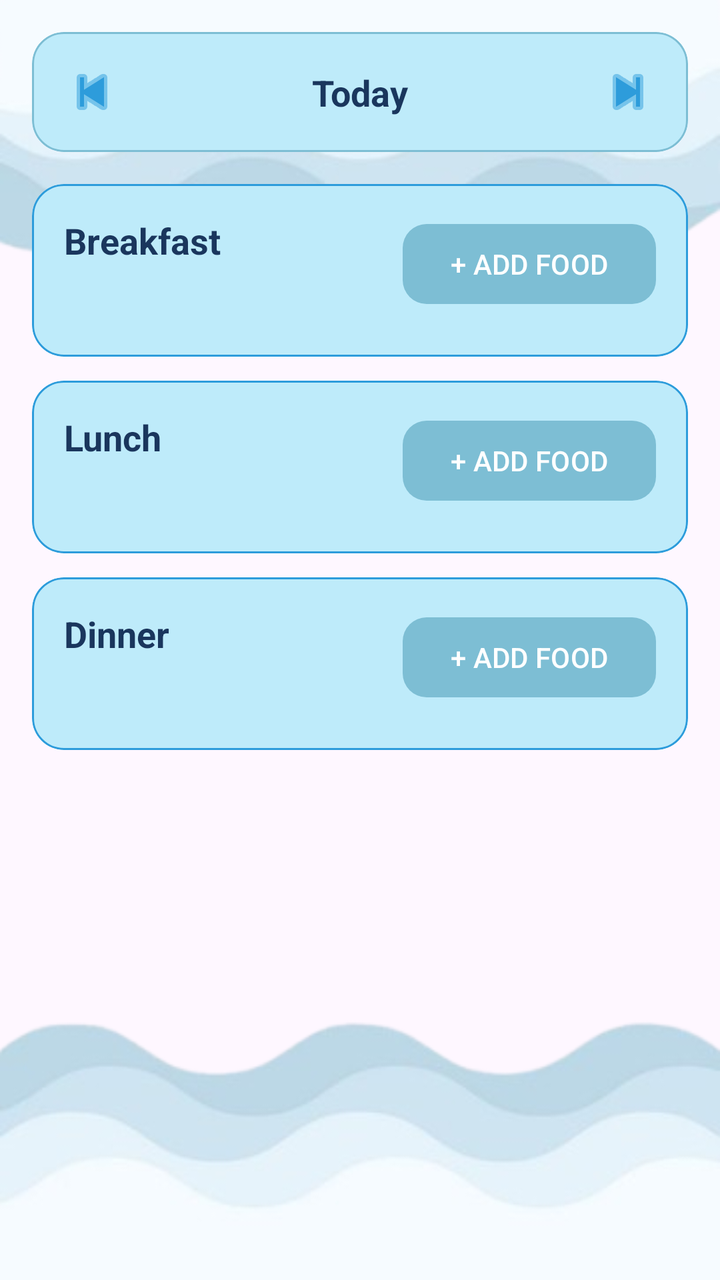
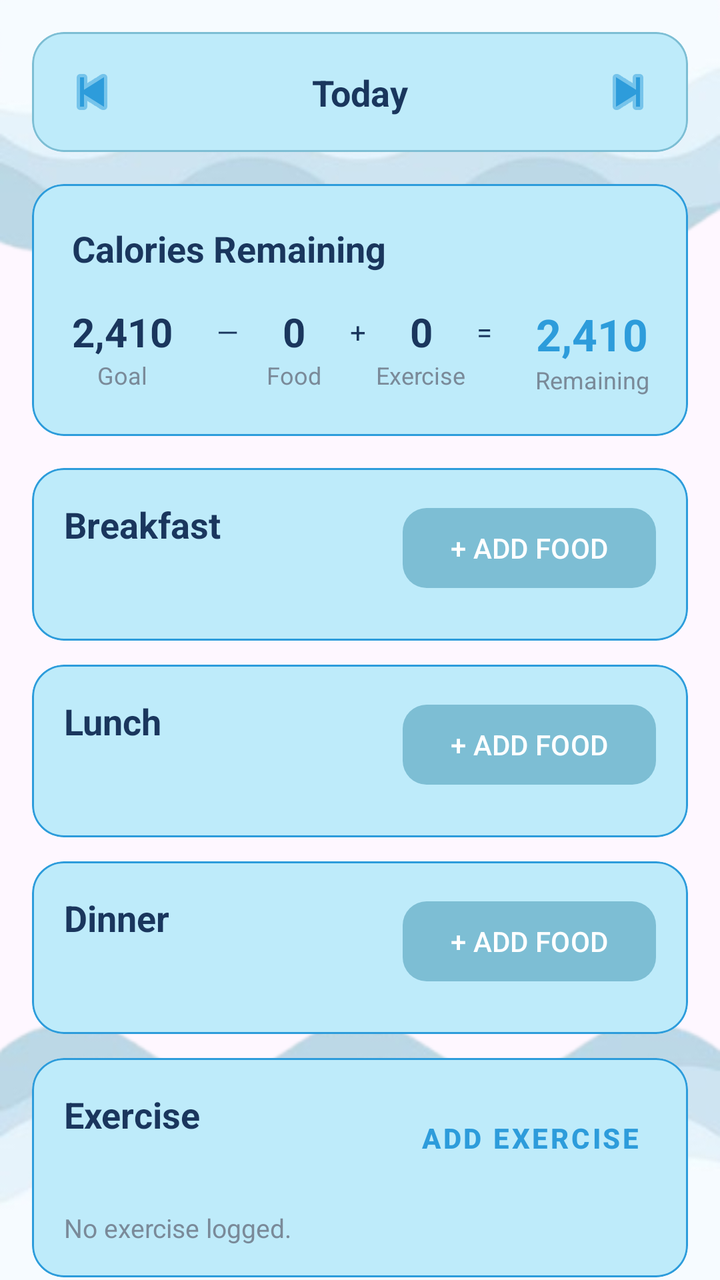

Before-and-after screenshots of an Android layout around one commit, followed by the original layout XML and the change that was made.
<!-- AndroidManifest.xml: application theme Theme.HeronHealth -->
<!-- res/layout/fragment_food_log.xml -->
<?xml version="1.0" encoding="utf-8"?>
<androidx.core.widget.NestedScrollView
    xmlns:android="http://schemas.android.com/apk/res/android"
    xmlns:app="http://schemas.android.com/apk/res-auto"
    xmlns:tools="http://schemas.android.com/tools"
    android:layout_width="match_parent"
    android:layout_height="match_parent"
    android:background="@drawable/bg4"
    tools:context=".FoodLogFragment">

    <LinearLayout
        android:layout_width="match_parent"
        android:layout_height="wrap_content"
        android:orientation="vertical"
        android:padding="16dp">

        
        <com.google.android.material.card.MaterialCardView
            android:id="@+id/dateNavLayout"
            android:layout_width="match_parent"
            android:layout_height="wrap_content"
            android:layout_marginBottom="16dp"
            app:cardBackgroundColor="#beebfa"
            app:cardCornerRadius="16dp"
            app:strokeColor="#7dbed4"
            app:strokeWidth="1dp">

            <androidx.constraintlayout.widget.ConstraintLayout
                android:layout_width="match_parent"
                android:layout_height="wrap_content"
                android:padding="10dp">

                <ImageButton
                    android:id="@+id/btnPrevDay"
                    android:layout_width="40dp"
                    android:layout_height="40dp"
                    android:background="?attr/selectableItemBackgroundBorderless"
                    android:src="@android:drawable/ic_media_previous"
                    app:tint="#2D9CDB"
                    app:layout_constraintStart_toStartOf="parent"
                    app:layout_constraintTop_toTopOf="parent"
                    app:layout_constraintBottom_toBottomOf="parent"/>

                <TextView
                    android:id="@+id/tvSelectedDate"
                    android:layout_width="wrap_content"
                    android:layout_height="wrap_content"
                    android:text="Today"
                    android:textColor="#1A365D"
                    android:textSize="18sp"
                    android:textStyle="bold"
                    app:layout_constraintStart_toEndOf="@id/btnPrevDay"
                    app:layout_constraintEnd_toStartOf="@id/btnNextDay"
                    app:layout_constraintTop_toTopOf="parent"
                    app:layout_constraintBottom_toBottomOf="parent"/>

                <ImageButton
                    android:id="@+id/btnNextDay"
                    android:layout_width="40dp"
                    android:layout_height="40dp"
                    android:background="?attr/selectableItemBackgroundBorderless"
                    android:src="@android:drawable/ic_media_next"
                    app:tint="#2D9CDB"
                    app:layout_constraintEnd_toEndOf="parent"
                    app:layout_constraintTop_toTopOf="parent"
                    app:layout_constraintBottom_toBottomOf="parent"/>

            </androidx.constraintlayout.widget.ConstraintLayout>
        </com.google.android.material.card.MaterialCardView>

        
        <com.google.android.material.card.MaterialCardView
            android:layout_width="match_parent"
            android:layout_height="wrap_content"
            android:layout_marginBottom="12dp"
            app:cardBackgroundColor="#beebfa"
            app:cardCornerRadius="16dp"
            app:strokeColor="#2D9CDB"
            app:strokeWidth="1dp">

            <androidx.constraintlayout.widget.ConstraintLayout
                android:layout_width="match_parent"
                android:layout_height="wrap_content"
                android:padding="16dp">

                <TextView
                    android:id="@+id/tvBreakfastTitle"
                    android:layout_width="wrap_content"
                    android:layout_height="wrap_content"
                    android:text="Breakfast"
                    android:textColor="#1A365D"
                    android:textSize="18sp"
                    android:textStyle="bold"
                    app:layout_constraintStart_toStartOf="parent"
                    app:layout_constraintTop_toTopOf="parent"/>

                <com.google.android.material.button.MaterialButton
                    android:id="@+id/btnAddBreakfast"
                    android:layout_width="wrap_content"
                    android:layout_height="wrap_content"
                    android:text="+ ADD FOOD"
                    android:textColor="#FFFFFF"
                    app:backgroundTint="#7dbed4"
                    app:cornerRadius="12dp"
                    app:layout_constraintEnd_toEndOf="parent"
                    app:layout_constraintTop_toTopOf="parent"/>

                
                <LinearLayout
                    android:id="@+id/llBreakfastItems"
                    android:layout_width="0dp"
                    android:layout_height="wrap_content"
                    android:orientation="vertical"
                    android:layout_marginTop="30dp"
                    app:layout_constraintStart_toStartOf="parent"
                    app:layout_constraintEnd_toEndOf="parent"
                    app:layout_constraintTop_toBottomOf="@id/tvBreakfastTitle"/>

            </androidx.constraintlayout.widget.ConstraintLayout>
        </com.google.android.material.card.MaterialCardView>

        
        <com.google.android.material.card.MaterialCardView
            android:layout_width="match_parent"
            android:layout_height="wrap_content"
            android:layout_marginBottom="12dp"
            app:cardBackgroundColor="#beebfa"
            app:cardCornerRadius="16dp"
            app:strokeColor="#2D9CDB"
            app:strokeWidth="1dp">

            <androidx.constraintlayout.widget.ConstraintLayout
                android:layout_width="match_parent"
                android:layout_height="wrap_content"
                android:padding="16dp">

                <TextView
                    android:id="@+id/tvLunchTitle"
                    android:layout_width="wrap_content"
                    android:layout_height="wrap_content"
                    android:text="Lunch"
                    android:textColor="#1A365D"
                    android:textSize="18sp"
                    android:textStyle="bold"
                    app:layout_constraintStart_toStartOf="parent"
                    app:layout_constraintTop_toTopOf="parent"/>

                <com.google.android.material.button.MaterialButton
                    android:id="@+id/btnAddLunch"
                    android:layout_width="wrap_content"
                    android:layout_height="wrap_content"
                    android:text="+ ADD FOOD"
                    android:textColor="#FFFFFF"
                    app:backgroundTint="#7dbed4"
                    app:cornerRadius="12dp"
                    app:layout_constraintEnd_toEndOf="parent"
                    app:layout_constraintTop_toTopOf="parent"/>

                <LinearLayout
                    android:id="@+id/llLunchItems"
                    android:layout_width="0dp"
                    android:layout_height="wrap_content"
                    android:orientation="vertical"
                    android:layout_marginTop="30dp"
                    app:layout_constraintStart_toStartOf="parent"
                    app:layout_constraintEnd_toEndOf="parent"
                    app:layout_constraintTop_toBottomOf="@id/tvLunchTitle"/>

            </androidx.constraintlayout.widget.ConstraintLayout>
        </com.google.android.material.card.MaterialCardView>

        
        <com.google.android.material.card.MaterialCardView
            android:layout_width="match_parent"
            android:layout_height="wrap_content"
            app:cardBackgroundColor="#beebfa"
            app:cardCornerRadius="16dp"
            app:strokeColor="#2D9CDB"
            app:strokeWidth="1dp">

            <androidx.constraintlayout.widget.ConstraintLayout
                android:layout_width="match_parent"
                android:layout_height="wrap_content"
                android:padding="16dp">

                <TextView
                    android:id="@+id/tvDinnerTitle"
                    android:layout_width="wrap_content"
                    android:layout_height="wrap_content"
                    android:text="Dinner"
                    android:textColor="#1A365D"
                    android:textSize="18sp"
                    android:textStyle="bold"
                    app:layout_constraintStart_toStartOf="parent"
                    app:layout_constraintTop_toTopOf="parent"/>

                <com.google.android.material.button.MaterialButton
                    android:id="@+id/btnAddDinner"
                    android:layout_width="wrap_content"
                    android:layout_height="wrap_content"
                    android:text="+ ADD FOOD"
                    android:textColor="#FFFFFF"
                    app:backgroundTint="#7dbed4"
                    app:cornerRadius="12dp"
                    app:layout_constraintEnd_toEndOf="parent"
                    app:layout_constraintTop_toTopOf="parent"/>

                <LinearLayout
                    android:id="@+id/llDinnerItems"
                    android:layout_width="0dp"
                    android:layout_height="wrap_content"
                    android:orientation="vertical"
                    android:layout_marginTop="30dp"
                    app:layout_constraintStart_toStartOf="parent"
                    app:layout_constraintEnd_toEndOf="parent"
                    app:layout_constraintTop_toBottomOf="@id/tvDinnerTitle"/>

            </androidx.constraintlayout.widget.ConstraintLayout>
        </com.google.android.material.card.MaterialCardView>

    </LinearLayout>
</androidx.core.widget.NestedScrollView>
<!-- resources referenced by this layout -->
<resources>
  <!-- drawable bg4: png bitmap (drawable, 73502 bytes) -->
  <style name="Theme.HeronHealth" parent="Base.Theme.HeronHealth" />
  <style name="Base.Theme.HeronHealth" parent="Theme.Material3.DayNight.NoActionBar">
          
          
      </style>
</resources>

<!-- the commit's change to res/layout/fragment_food_log.xml (unified diff, before → after) -->
@@ -14,7 +14,6 @@
         android:orientation="vertical"
         android:padding="16dp">
 
-        
         <com.google.android.material.card.MaterialCardView
             android:id="@+id/dateNavLayout"
             android:layout_width="match_parent"
@@ -36,10 +35,10 @@
                     android:layout_height="40dp"
                     android:background="?attr/selectableItemBackgroundBorderless"
                     android:src="@android:drawable/ic_media_previous"
-                    app:tint="#2D9CDB"
+                    app:layout_constraintBottom_toBottomOf="parent"
                     app:layout_constraintStart_toStartOf="parent"
                     app:layout_constraintTop_toTopOf="parent"
-                    app:layout_constraintBottom_toBottomOf="parent"/>
+                    app:tint="#2D9CDB" />
 
                 <TextView
                     android:id="@+id/tvSelectedDate"
@@ -49,10 +48,10 @@
                     android:textColor="#1A365D"
                     android:textSize="18sp"
                     android:textStyle="bold"
+                    app:layout_constraintBottom_toBottomOf="parent"
+                    app:layout_constraintEnd_toStartOf="@id/btnNextDay"
                     app:layout_constraintStart_toEndOf="@id/btnPrevDay"
-                    app:layout_constraintEnd_toStartOf="@id/btnNextDay"
-                    app:layout_constraintTop_toTopOf="parent"
-                    app:layout_constraintBottom_toBottomOf="parent"/>
+                    app:layout_constraintTop_toTopOf="parent" />
 
                 <ImageButton
                     android:id="@+id/btnNextDay"
@@ -60,15 +59,165 @@
                     android:layout_height="40dp"
                     android:background="?attr/selectableItemBackgroundBorderless"
                     android:src="@android:drawable/ic_media_next"
-                    app:tint="#2D9CDB"
                     app:layout_constraintEnd_toEndOf="parent"
                     app:layout_constraintTop_toTopOf="parent"
-                    app:layout_constraintBottom_toBottomOf="parent"/>
-
-            </androidx.constraintlayout.widget.ConstraintLayout>
-        </com.google.android.material.card.MaterialCardView>
-
-        
+                    app:layout_constraintBottom_toBottomOf="parent"
+                    app:tint="#2D9CDB" />
+
+            </androidx.constraintlayout.widget.ConstraintLayout>
+        </com.google.android.material.card.MaterialCardView>
+
+        <com.google.android.material.card.MaterialCardView
+            android:layout_width="match_parent"
+            android:layout_height="wrap_content"
+            android:layout_marginBottom="16dp"
+            app:cardBackgroundColor="#beebfa"
+            app:cardCornerRadius="16dp"
+            app:strokeColor="#2D9CDB"
+            app:strokeWidth="1dp">
+
+            <androidx.constraintlayout.widget.ConstraintLayout
+                android:layout_width="match_parent"
+                android:layout_height="wrap_content"
+                android:padding="20dp">
+
+                <TextView
+                    android:id="@+id/tvCalorieHeader"
+                    android:layout_width="wrap_content"
+                    android:layout_height="wrap_content"
+                    android:text="Calories Remaining"
+                    android:textColor="#1A365D"
+                    android:textSize="18sp"
+                    android:textStyle="bold"
+                    app:layout_constraintStart_toStartOf="parent"
+                    app:layout_constraintTop_toTopOf="parent" />
+
+                <TextView
+                    android:id="@+id/tvGoalCal"
+                    android:layout_width="wrap_content"
+                    android:layout_height="wrap_content"
+                    android:layout_marginTop="16dp"
+                    android:text="2,410"
+                    android:textColor="#1A365D"
+                    android:textSize="20sp"
+                    android:textStyle="bold"
+                    app:layout_constraintEnd_toStartOf="@+id/tvMinus"
+                    app:layout_constraintHorizontal_chainStyle="spread_inside"
+                    app:layout_constraintStart_toStartOf="parent"
+                    app:layout_constraintTop_toBottomOf="@id/tvCalorieHeader" />
+
+                <TextView
+                    android:layout_width="wrap_content"
+                    android:layout_height="wrap_content"
+                    android:text="Goal"
+                    android:textColor="#7A8A99"
+                    android:textSize="12sp"
+                    app:layout_constraintEnd_toEndOf="@id/tvGoalCal"
+                    app:layout_constraintStart_toStartOf="@id/tvGoalCal"
+                    app:layout_constraintTop_toBottomOf="@id/tvGoalCal" />
+
+                <TextView
+                    android:id="@+id/tvMinus"
+                    android:layout_width="wrap_content"
+                    android:layout_height="wrap_content"
+                    android:text="—"
+                    android:textColor="#1A365D"
+                    app:layout_constraintBottom_toBottomOf="@id/tvGoalCal"
+                    app:layout_constraintEnd_toStartOf="@+id/tvFoodCal"
+                    app:layout_constraintStart_toEndOf="@id/tvGoalCal"
+                    app:layout_constraintTop_toTopOf="@id/tvGoalCal" />
+
+                <TextView
+                    android:id="@+id/tvFoodCal"
+                    android:layout_width="wrap_content"
+                    android:layout_height="wrap_content"
+                    android:text="0"
+                    android:textColor="#1A365D"
+                    android:textSize="20sp"
+                    android:textStyle="bold"
+                    app:layout_constraintEnd_toStartOf="@+id/tvPlus"
+                    app:layout_constraintStart_toEndOf="@id/tvMinus"
+                    app:layout_constraintTop_toTopOf="@id/tvGoalCal" />
+
+                <TextView
+                    android:layout_width="wrap_content"
+                    android:layout_height="wrap_content"
+                    android:text="Food"
+                    android:textColor="#7A8A99"
+                    android:textSize="12sp"
+                    app:layout_constraintEnd_toEndOf="@id/tvFoodCal"
+                    app:layout_constraintStart_toStartOf="@id/tvFoodCal"
+                    app:layout_constraintTop_toBottomOf="@id/tvFoodCal" />
+
+                <TextView
+                    android:id="@+id/tvPlus"
+                    android:layout_width="wrap_content"
+                    android:layout_height="wrap_content"
+                    android:text="+"
+                    android:textColor="#1A365D"
+                    app:layout_constraintBottom_toBottomOf="@id/tvGoalCal"
+                    app:layout_constraintEnd_toStartOf="@+id/tvExerciseCal"
+                    app:layout_constraintStart_toEndOf="@id/tvFoodCal"
+                    app:layout_constraintTop_toTopOf="@id/tvGoalCal" />
+
+                <TextView
+                    android:id="@+id/tvExerciseCal"
+                    android:layout_width="wrap_content"
+                    android:layout_height="wrap_content"
+                    android:text="0"
+                    android:textColor="#1A365D"
+                    android:textSize="20sp"
+                    android:textStyle="bold"
+                    app:layout_constraintEnd_toStartOf="@+id/tvEquals"
+                    app:layout_constraintStart_toEndOf="@id/tvPlus"
+                    app:layout_constraintTop_toTopOf="@id/tvGoalCal" />
+
+                <TextView
+                    android:layout_width="wrap_content"
+                    android:layout_height="wrap_content"
+                    android:text="Exercise"
+                    android:textColor="#7A8A99"
+                    android:textSize="12sp"
+                    app:layout_constraintEnd_toEndOf="@id/tvExerciseCal"
+                    app:layout_constraintStart_toStartOf="@id/tvExerciseCal"
+                    app:layout_constraintTop_toBottomOf="@id/tvExerciseCal" />
+
+                <TextView
+                    android:id="@+id/tvEquals"
+                    android:layout_width="wrap_content"
+                    android:layout_height="wrap_content"
+                    android:text="="
+                    android:textColor="#1A365D"
+                    app:layout_constraintBottom_toBottomOf="@id/tvGoalCal"
+                    app:layout_constraintEnd_toStartOf="@+id/tvRemainingCal"
+                    app:layout_constraintStart_toEndOf="@id/tvExerciseCal"
+                    app:layout_constraintTop_toTopOf="@id/tvGoalCal" />
+
+                <TextView
+                    android:id="@+id/tvRemainingCal"
+                    android:layout_width="wrap_content"
+                    android:layout_height="wrap_content"
+                    android:text="2,410"
+                    android:textColor="#2D9CDB"
+                    android:textSize="22sp"
+                    android:textStyle="bold"
+                    app:layout_constraintEnd_toEndOf="parent"
+                    app:layout_constraintStart_toEndOf="@id/tvEquals"
+                    app:layout_constraintTop_toTopOf="@id/tvGoalCal" />
+
+                <TextView
+                    android:layout_width="wrap_content"
+                    android:layout_height="wrap_content"
+                    android:text="Remaining"
+                    android:textColor="#7A8A99"
+                    android:textSize="12sp"
+                    app:layout_constraintEnd_toEndOf="@id/tvRemainingCal"
+                    app:layout_constraintStart_toStartOf="@id/tvRemainingCal"
+                    app:layout_constraintTop_toBottomOf="@id/tvRemainingCal" />
+
+            </androidx.constraintlayout.widget.ConstraintLayout>
+        </com.google.android.material.card.MaterialCardView>
+
         <com.google.android.material.card.MaterialCardView
             android:layout_width="match_parent"
             android:layout_height="wrap_content"
@@ -105,7 +254,6 @@
                     app:layout_constraintEnd_toEndOf="parent"
                     app:layout_constraintTop_toTopOf="parent"/>
 
-                
                 <LinearLayout
                     android:id="@+id/llBreakfastItems"
                     android:layout_width="0dp"
@@ -119,7 +267,6 @@
             </androidx.constraintlayout.widget.ConstraintLayout>
         </com.google.android.material.card.MaterialCardView>
 
-        
         <com.google.android.material.card.MaterialCardView
             android:layout_width="match_parent"
             android:layout_height="wrap_content"
@@ -169,10 +316,10 @@
             </androidx.constraintlayout.widget.ConstraintLayout>
         </com.google.android.material.card.MaterialCardView>
 
-        
-        <com.google.android.material.card.MaterialCardView
-            android:layout_width="match_parent"
-            android:layout_height="wrap_content"
+        <com.google.android.material.card.MaterialCardView
+            android:layout_width="match_parent"
+            android:layout_height="wrap_content"
+            android:layout_marginBottom="12dp"
             app:cardBackgroundColor="#beebfa"
             app:cardCornerRadius="16dp"
             app:strokeColor="#2D9CDB"
@@ -218,5 +365,112 @@
             </androidx.constraintlayout.widget.ConstraintLayout>
         </com.google.android.material.card.MaterialCardView>
 
+        <com.google.android.material.card.MaterialCardView
+            android:layout_width="match_parent"
+            android:layout_height="wrap_content"
+            android:layout_marginBottom="12dp"
+            app:cardBackgroundColor="#beebfa"
+            app:cardCornerRadius="16dp"
+            app:strokeColor="#2D9CDB"
+            app:strokeWidth="1dp">
+
+            <androidx.constraintlayout.widget.ConstraintLayout
+                android:layout_width="match_parent"
+                android:layout_height="wrap_content"
+                android:padding="16dp">
+
+                <TextView
+                    android:id="@+id/tvExerciseTitle"
+                    android:layout_width="wrap_content"
+                    android:layout_height="wrap_content"
+                    android:text="Exercise"
+                    android:textColor="#1A365D"
+                    android:textSize="18sp"
+                    android:textStyle="bold"
+                    app:layout_constraintStart_toStartOf="parent"
+                    app:layout_constraintTop_toTopOf="parent" />
+
+                <com.google.android.material.button.MaterialButton
+                    android:id="@+id/btnAddExercise"
+                    style="@style/Widget.MaterialComponents.Button.TextButton"
+                    android:layout_width="wrap_content"
+                    android:layout_height="wrap_content"
+                    android:text="ADD EXERCISE"
+                    android:textColor="#2D9CDB"
+                    android:textStyle="bold"
+                    app:layout_constraintEnd_toEndOf="parent"
+                    app:layout_constraintTop_toTopOf="parent" />
+
+                <LinearLayout
+                    android:id="@+id/llExerciseItems"
+                    android:layout_width="0dp"
+                    android:layout_height="wrap_content"
+                    android:layout_marginTop="12dp"
+                    android:orientation="vertical"
+                    app:layout_constraintEnd_toEndOf="parent"
+                    app:layout_constraintStart_toStartOf="parent"
+                    app:layout_constraintTop_toBottomOf="@id/btnAddExercise">
+
+                    <TextView
+                        android:layout_width="wrap_content"
+                        android:layout_height="wrap_content"
+                        android:text="No exercise logged."
+                        android:textColor="#7A8A99"
+                        android:textSize="13sp" />
+                </LinearLayout>
+
+            </androidx.constraintlayout.widget.ConstraintLayout>
+        </com.google.android.material.card.MaterialCardView>
+
+        <com.google.android.material.card.MaterialCardView
+            android:layout_width="match_parent"
+            android:layout_height="wrap_content"
+            android:layout_marginBottom="24dp"
+            app:cardBackgroundColor="#beebfa"
+            app:cardCornerRadius="16dp"
+            app:strokeColor="#2D9CDB"
+            app:strokeWidth="1dp">
+
+            <androidx.constraintlayout.widget.ConstraintLayout
+                android:layout_width="match_parent"
+                android:layout_height="wrap_content"
+                android:padding="16dp">
+
+                <TextView
+                    android:id="@+id/tvWaterTitle"
+                    android:layout_width="wrap_content"
+                    android:layout_height="wrap_content"
+                    android:text="Water"
+                    android:textColor="#1A365D"
+                    android:textSize="18sp"
+                    android:textStyle="bold"
+                    app:layout_constraintStart_toStartOf="parent"
+                    app:layout_constraintTop_toTopOf="parent" />
+
+                <com.google.android.material.button.MaterialButton
+                    android:id="@+id/btnAddWater"
+                    style="@style/Widget.MaterialComponents.Button.TextButton"
+                    android:layout_width="wrap_content"
+                    android:layout_height="wrap_content"
+                    android:text="ADD WATER"
+                    android:textColor="#2D9CDB"
+                    android:textStyle="bold"
+                    app:layout_constraintEnd_toEndOf="parent"
+                    app:layout_constraintTop_toTopOf="parent" />
+
+                <TextView
+                    android:id="@+id/tvWaterValue"
+                    android:layout_width="wrap_content"
+                    android:layout_height="wrap_content"
+                    android:layout_marginTop="8dp"
+                    android:text="0 ml"
+                    android:textColor="#1A365D"
+                    android:textSize="16sp"
+                    app:layout_constraintStart_toStartOf="parent"
+                    app:layout_constraintTop_toBottomOf="@id/tvWaterTitle" />
+
+            </androidx.constraintlayout.widget.ConstraintLayout>
+        </com.google.android.material.card.MaterialCardView>
+
     </LinearLayout>
 </androidx.core.widget.NestedScrollView>
